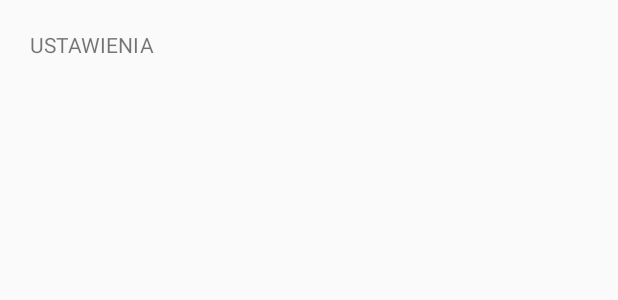
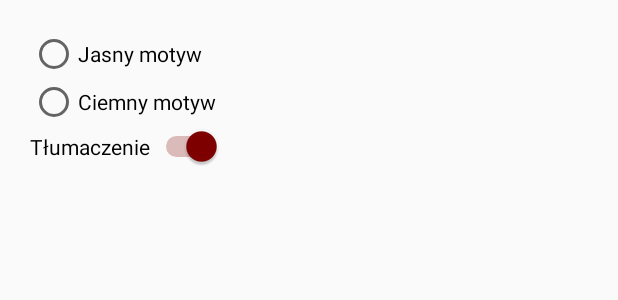
Before and after one commit to Adrian94F/Ordo-Missae-Android, an Android app: the layout settings.xml on its own in the app's theme, with its tools: preview values and no code run, on a phone screen of 412 x 824 dp. Shown: the top 300 px of the screen. Run offline under Robolectric (Android 15) with nearby library versions, the phone set to English and light mode, and no system bars.

Commit message:
works not bad

```diff
--- a/app/src/main/java/com/frydm_n/ordomissae/TextRowAdapter.java
+++ b/app/src/main/java/com/frydm_n/ordomissae/TextRowAdapter.java
@@ -83,9 +83,11 @@ public class TextRowAdapter extends ArrayAdapter<TextRow> /*implements View.OnCl
         viewHolder.txtTitle.setText(title);
         if (title.length() > 0) {
             viewHolder.txtTitle.setTextSize(22 - 2 * textRow.getLevel());
+            viewHolder.txtTitle.setPadding(0, 15, 0, 0);
         }
         else {
             viewHolder.txtTitle.setTextSize(0);
+            viewHolder.txtTitle.setPadding(0, 0, 0, 0);
         }
 
         String rubrics = textRow.getRubrics();
--- a/app/src/main/res/anim/down_from_top.xml
+++ b/app/src/main/res/anim/down_from_top.xml
@@ -4,5 +4,5 @@
     <translate
         android:fromXDelta="0%" android:toXDelta="0%"
         android:fromYDelta="-100%" android:toYDelta="0%"
-        android:duration="400" />
+        android:duration="200" />
 </set>
--- a/app/src/main/res/anim/up_from_bottom.xml
+++ b/app/src/main/res/anim/up_from_bottom.xml
@@ -4,5 +4,5 @@
     <translate
         android:fromXDelta="0%" android:toXDelta="0%"
         android:fromYDelta="100%" android:toYDelta="0%"
-        android:duration="400" />
+        android:duration="200" />
 </set>
--- a/app/src/main/res/layout/content_main.xml
+++ b/app/src/main/res/layout/content_main.xml
@@ -9,7 +9,7 @@
     tools:context=".MainActivity"
     tools:showIn="@layout/app_bar_main">
 
-    <RelativeLayout xmlns:android="http://schemas.android.com/apk/res/android"
+    <RelativeLayout
         android:layout_width="match_parent"
         android:layout_height="match_parent"
         tools:context="com.journaldev.customlistview.MainActivity"
--- a/app/src/main/res/layout/settings.xml
+++ b/app/src/main/res/layout/settings.xml
@@ -5,9 +5,29 @@
     android:padding="20dp" >
 
 
-    <TextView
-        android:id="@+id/textView2"
-        android:layout_width="wrap_content"
+    <RadioGroup
+        android:layout_width="match_parent"
         android:layout_height="wrap_content"
-        android:text="USTAWIENIA" />
+        android:orientation="vertical">
+
+        <RadioButton
+            android:id="@+id/radio_light"
+            android:layout_width="wrap_content"
+            android:layout_height="wrap_content"
+            android:text="@string/light" />
+
+        <RadioButton android:id="@+id/radio_dark"
+            android:layout_width="wrap_content"
+            android:layout_height="wrap_content"
+            android:text="@string/dark" />
+
+        <Switch
+            android:id="@+id/switch1"
+            android:layout_width="wrap_content"
+            android:layout_height="wrap_content"
+            android:checked="true"
+            android:text="@string/translation" />
+
+    </RadioGroup>
+
 </RelativeLayout>
--- a/app/src/main/res/values/strings.xml
+++ b/app/src/main/res/values/strings.xml
@@ -13,4 +13,8 @@
     <string name="about_application">Aplikację stworzono na podstawie fragmentów Mszału Rzymskiego z dodaniem Nabożeństw Nieszpornych umieszczonych na stronie sanctus.pl.</string>
     <string name="cancel">Anuluj</string>
     <string name="ok">OK</string>
+
+    <string name="light">Jasny motyw</string>
+    <string name="dark">Ciemny motyw</string>
+    <string name="translation">Tłumaczenie</string>
 </resources>
--- a/app/src/main/res/values/styles.xml
+++ b/app/src/main/res/values/styles.xml
@@ -6,6 +6,15 @@
         <item name="colorPrimary">@color/colorPrimary</item>
         <item name="colorPrimaryDark">@color/colorPrimaryDark</item>
         <item name="colorAccent">@color/colorAccent</item>
+        <item name="android:statusBarColor">@android:color/transparent</item>
+        <item name="android:navigationBarColor">@android:color/transparent</item>
+        <item name="android:windowLightNavigationBar">true</item>
+    </style>
+
+    <style name="DarkTheme" parent="ThemeOverlay.AppCompat.Dark.ActionBar">
+        <item name="colorPrimary">@color/colorDarkPrimary</item>
+        <item name="colorPrimaryDark">@color/colorDarkPrimaryDark</item>
+        <item name="colorAccent">@color/colorDarkAccent</item>
         <item name="android:statusBarColor">@android:color/transparent</item>
         <item name="android:navigationBarColor">@android:color/transparent</item>
         <item name="android:windowLightNavigationBar">true</item>
```
Also changed, not shown: app/src/main/java/com/frydm_n/ordomissae/MainActivity.java (+12 -1 lines), app/src/main/java/com/frydm_n/ordomissae/SettingsFragment.java (+37 -1 lines), app/src/main/java/com/frydm_n/ordomissae/TextRow.java (+1 -6 lines), app/src/main/res/values/colors.xml (+11 -0 lines).
